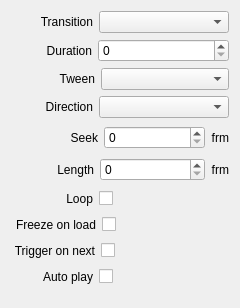
CasparCG/client, file src/Widgets/Inspector/InspectorVideoWidget.ui: the form before one commit.
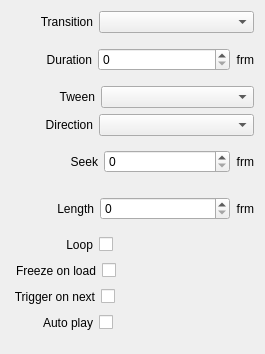
The form after the commit.

Commit message: Added description text to duration properties in the inspector panel.

Patch:
```diff
--- a/src/Widgets/Inspector/InspectorVideoWidget.ui
+++ b/src/Widgets/Inspector/InspectorVideoWidget.ui
@@ -6,8 +6,8 @@
    <rect>
     <x>0</x>
     <y>0</y>
-    <width>240</width>
-    <height>308</height>
+    <width>265</width>
+    <height>354</height>
    </rect>
   </property>
   <property name="sizePolicy">
@@ -98,6 +98,16 @@
        </property>
       </widget>
      </item>
+     <item>
+      <widget class="QLabel" name="labelFrm1">
+       <property name="text">
+        <string>frm</string>
+       </property>
+       <property name="alignment">
+        <set>Qt::AlignRight|Qt::AlignTrailing|Qt::AlignVCenter</set>
+       </property>
+      </widget>
+     </item>
     </layout>
    </item>
    <item>
@@ -225,7 +235,7 @@
       </widget>
      </item>
      <item>
-      <widget class="QLabel" name="labelFrm1">
+      <widget class="QLabel" name="labelFrm2">
        <property name="text">
         <string>frm</string>
        </property>
@@ -281,7 +291,7 @@
       </widget>
      </item>
      <item>
-      <widget class="QLabel" name="labelFrm2">
+      <widget class="QLabel" name="labelFrm3">
        <property name="text">
         <string>frm</string>
        </property>
```
The commit also changes 14 other files.
